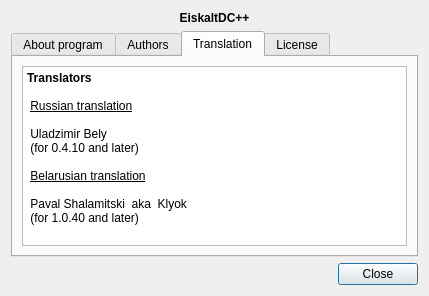
eiskaltdcpp/eiskaltdcpp, file eiskaltdcpp/ui/UIAbout.ui: the form before one commit.
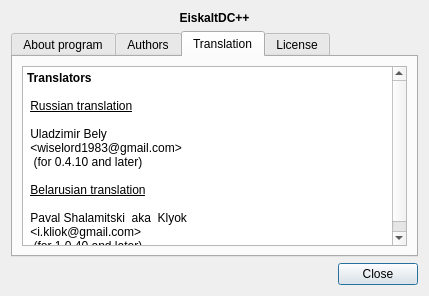
The form after the commit. The open tabs and pages were chosen to show the change.

Commit message: Added emails to translator's info.

The edit to the form file:
```diff
--- a/eiskaltdcpp/ui/UIAbout.ui
+++ b/eiskaltdcpp/ui/UIAbout.ui
@@ -112,8 +112,8 @@
 &lt;/style&gt;&lt;/head&gt;&lt;body style=&quot; font-family:'DejaVu Sans'; font-size:9pt; font-weight:400; font-style:normal;&quot;&gt;
 &lt;p style=&quot; margin-top:0px; margin-bottom:0px; margin-left:0px; margin-right:0px; -qt-block-indent:0; text-indent:0px;&quot;&gt;&lt;span style=&quot; font-weight:600;&quot;&gt;Translators&lt;/span&gt;&lt;br /&gt;&lt;/p&gt;
 &lt;p style=&quot; margin-top:0px; margin-bottom:0px; margin-left:0px; margin-right:0px; -qt-block-indent:0; text-indent:0px;&quot;&gt; &lt;span style=&quot; text-decoration: underline;&quot;&gt;Russian translation&lt;/span&gt;&lt;br /&gt;&lt;br /&gt; Uladzimir Bely&lt;/p&gt;
-&lt;p style=&quot; margin-top:0px; margin-bottom:0px; margin-left:0px; margin-right:0px; -qt-block-indent:0; text-indent:0px;&quot;&gt; (for 0.4.10 and later)&lt;br /&gt;&lt;br /&gt; &lt;span style=&quot; text-decoration: underline;&quot;&gt;Belarusian translation&lt;/span&gt;&lt;br /&gt;&lt;br /&gt; Paval Shalamitski  aka  Klyok&lt;/p&gt;
-&lt;p style=&quot; margin-top:0px; margin-bottom:0px; margin-left:0px; margin-right:0px; -qt-block-indent:0; text-indent:0px;&quot;&gt; (for 1.0.40 and later)&lt;/p&gt;&lt;/body&gt;&lt;/html&gt;</string>
+&lt;p style=&quot; margin-top:0px; margin-bottom:0px; margin-left:0px; margin-right:0px; -qt-block-indent:0; text-indent:0px;&quot;&gt; &amp;lt;wiselord1983@gmail.com&amp;gt;&lt;br /&gt;  (for 0.4.10 and later)&lt;br /&gt;&lt;br /&gt; &lt;span style=&quot; text-decoration: underline;&quot;&gt;Belarusian translation&lt;/span&gt;&lt;br /&gt;&lt;br /&gt; Paval Shalamitski  aka  Klyok&lt;/p&gt;
+&lt;p style=&quot; margin-top:0px; margin-bottom:0px; margin-left:0px; margin-right:0px; -qt-block-indent:0; text-indent:0px;&quot;&gt; &amp;lt;i.kliok@gmail.com&amp;gt;&lt;br /&gt;  (for 1.0.40 and later)&lt;/p&gt;&lt;/body&gt;&lt;/html&gt;</string>
          </property>
         </widget>
        </item>
```
